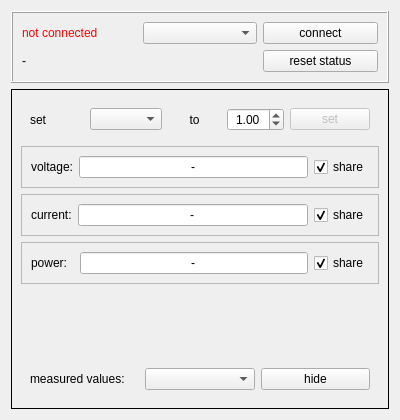
Above: powermetertestwindow.ui from bchjoerni/mlab before the change. Below: the same form after it.
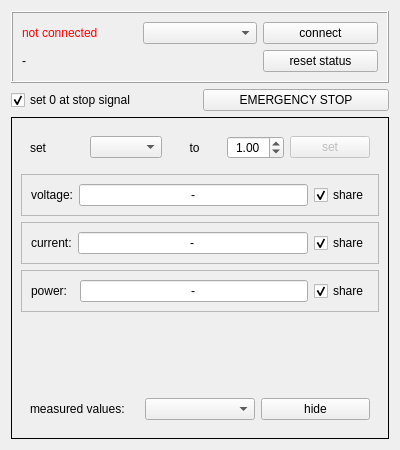
That is the form after the change.

Commit message: eaps 8000 usb port and window added, signals added

```diff
--- a/powermetertestwindow.ui
+++ b/powermetertestwindow.ui
@@ -7,14 +7,14 @@
     <x>0</x>
     <y>0</y>
     <width>400</width>
-    <height>420</height>
+    <height>450</height>
    </rect>
   </property>
   <property name="windowTitle">
    <string>TEST Power Meter</string>
   </property>
   <layout class="QGridLayout" name="gridLayout_8">
-   <item row="0" column="0">
+   <item row="0" column="0" colspan="2">
     <widget class="QFrame" name="frame_connection">
      <property name="frameShape">
       <enum>QFrame::Box</enum>
@@ -61,6 +61,23 @@
     </widget>
    </item>
    <item row="1" column="0">
+    <widget class="QCheckBox" name="chb_setZeroAtStopSignal">
+     <property name="text">
+      <string>set 0 at stop signal</string>
+     </property>
+     <property name="checked">
+      <bool>true</bool>
+     </property>
+    </widget>
+   </item>
+   <item row="1" column="1">
+    <widget class="QPushButton" name="btn_emergencyStop">
+     <property name="text">
+      <string>EMERGENCY STOP</string>
+     </property>
+    </widget>
+   </item>
+   <item row="2" column="0" colspan="2">
     <widget class="QFrame" name="frame_values">
      <property name="enabled">
       <bool>true</bool>
```
The commit also changes 40 other files.
